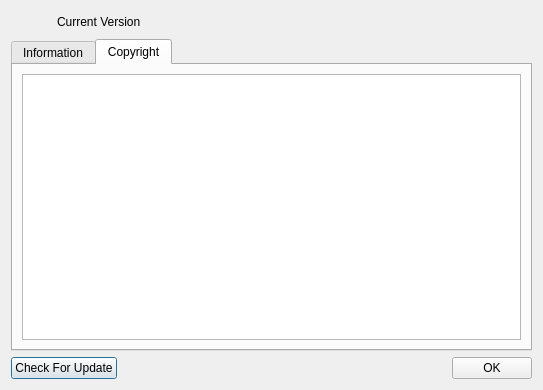
Old version of the form BerEditor/about_dlg.ui in the repository jykim74/BerEditor.
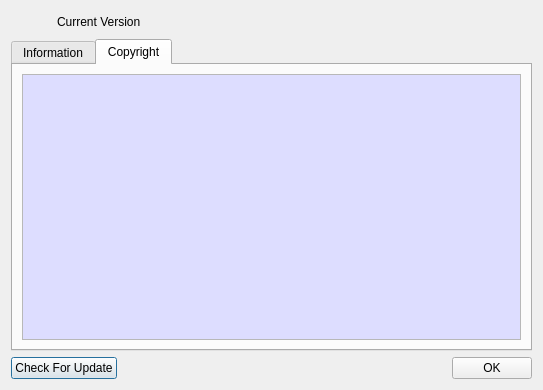
New version of the form. Icons and pictures are not drawn.

Commit message: UI 개선

Patch:
```diff
--- a/BerEditor/about_dlg.ui
+++ b/BerEditor/about_dlg.ui
@@ -89,7 +89,35 @@
       </attribute>
       <layout class="QVBoxLayout" name="verticalLayout_3">
        <item>
-        <widget class="QTextBrowser" name="mCopyRightText"/>
+        <widget class="QTextBrowser" name="mCopyRightText">
+         <property name="palette">
+          <palette>
+           <active>
+            <colorrole role="Base">
+             <brush brushstyle="SolidPattern">
+              <color alpha="255">
+               <red>221</red>
+               <green>221</green>
+               <blue>255</blue>
+              </color>
+             </brush>
+            </colorrole>
+           </active>
+           <inactive>
+            <colorrole role="Base">
+             <brush brushstyle="SolidPattern">
+              <color alpha="255">
+               <red>221</red>
+               <green>221</green>
+               <blue>255</blue>
+              </color>
+             </brush>
+            </colorrole>
+           </inactive>
+           <disabled/>
+          </palette>
+         </property>
+        </widget>
        </item>
       </layout>
      </widget>
```
Left out of the diff: 27 changed lines with no effect on the pictures.
